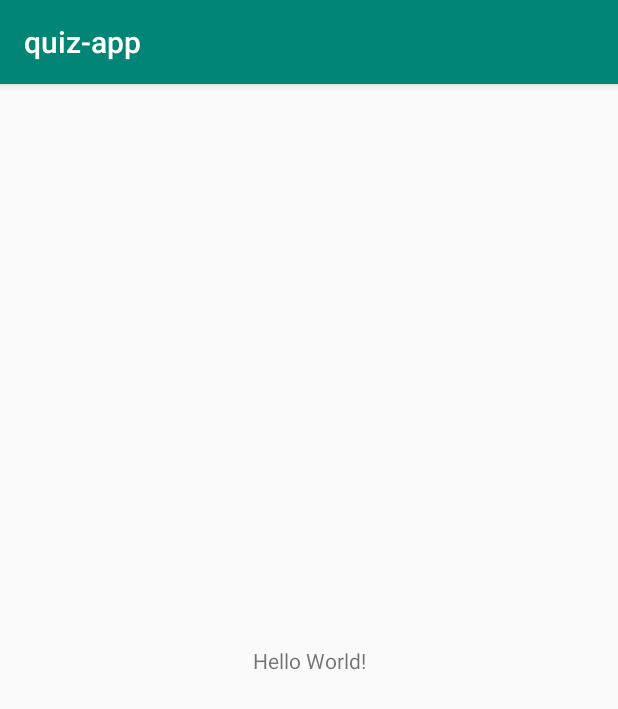
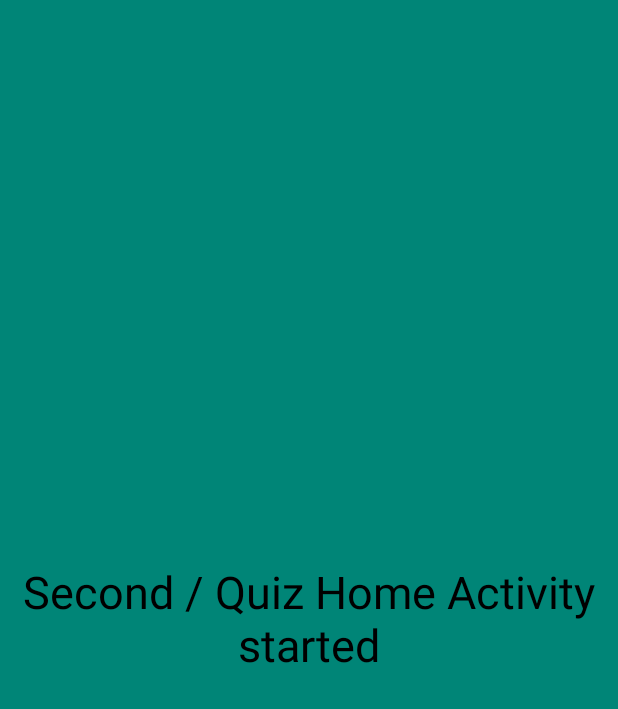
Before and after one commit to udrathnayaka/android-quiz-app, an Android app: the screen it shows after launch (MainActivity before the commit, HomeActivity after it), on a phone screen of 412 x 824 dp. Shown: the top 709 px of the screen. Run offline under Robolectric (Android 15) with nearby library versions, the phone set to English and light mode, and no system bars.

Commit message:
spalsh-screen-initial-commit

```diff
--- a/android-quiz-app/app/src/main/AndroidManifest.xml
+++ b/android-quiz-app/app/src/main/AndroidManifest.xml
@@ -9,6 +9,7 @@
         android:roundIcon="@mipmap/ic_launcher_round"
         android:supportsRtl="true"
         android:theme="@style/AppTheme">
+        <activity android:name=".HomeActivity"></activity>
         <activity android:name=".MainActivity">
             <intent-filter>
                 <action android:name="android.intent.action.MAIN" />
--- /dev/null
+++ b/android-quiz-app/app/src/main/java/com/example/quiz_app/HomeActivity.java
@@ -0,0 +1,16 @@
+package com.example.quiz_app;
+
+import android.support.v7.app.AppCompatActivity;
+import android.os.Bundle;
+import android.view.WindowManager;
+
+public class HomeActivity extends AppCompatActivity {
+
+    @Override
+    protected void onCreate(Bundle savedInstanceState) {
+        super.onCreate(savedInstanceState);
+
+        getWindow().setFlags(WindowManager.LayoutParams.FLAG_FULLSCREEN,WindowManager.LayoutParams.FLAG_FULLSCREEN);
+        setContentView(R.layout.activity_home);
+    }
+}
--- a/android-quiz-app/app/src/main/java/com/example/quiz_app/MainActivity.java
+++ b/android-quiz-app/app/src/main/java/com/example/quiz_app/MainActivity.java
@@ -1,13 +1,28 @@
 package com.example.quiz_app;
 
+import android.content.Intent;
+import android.os.Handler;
 import android.support.v7.app.AppCompatActivity;
 import android.os.Bundle;
+import android.view.WindowManager;
 
 public class MainActivity extends AppCompatActivity {
+
+    private static int SPLASH_TIME_OUT = 3000;
 
     @Override
     protected void onCreate(Bundle savedInstanceState) {
         super.onCreate(savedInstanceState);
+
+        getWindow().setFlags(WindowManager.LayoutParams.FLAG_FULLSCREEN,WindowManager.LayoutParams.FLAG_FULLSCREEN);
         setContentView(R.layout.activity_main);
+        new Handler().postDelayed(new Runnable(){
+            @Override
+            public void run(){
+                Intent homeIntent =new Intent(MainActivity.this,HomeActivity.class);
+                startActivity(homeIntent);
+                finish();
+            }
+        },SPLASH_TIME_OUT);
     }
 }
--- /dev/null
+++ b/android-quiz-app/app/src/main/res/layout/activity_home.xml
@@ -0,0 +1,22 @@
+<?xml version="1.0" encoding="utf-8"?>
+<android.support.constraint.ConstraintLayout xmlns:android="http://schemas.android.com/apk/res/android"
+    xmlns:app="http://schemas.android.com/apk/res-auto"
+    xmlns:tools="http://schemas.android.com/tools"
+    android:layout_width="match_parent"
+    android:layout_height="match_parent"
+    android:background="@color/colorPrimary"
+    tools:context=".HomeActivity">
+
+    <TextView
+        android:layout_width="wrap_content"
+        android:layout_height="wrap_content"
+        android:text="Second / Quiz Home Activity started"
+        android:textSize="30sp"
+        android:textColor="#000000"
+        android:gravity="center"
+        app:layout_constraintBottom_toBottomOf="parent"
+        app:layout_constraintLeft_toLeftOf="parent"
+        app:layout_constraintRight_toRightOf="parent"
+        app:layout_constraintTop_toTopOf="parent" />
+
+</android.support.constraint.ConstraintLayout>
--- a/android-quiz-app/app/src/main/res/layout/activity_main.xml
+++ b/android-quiz-app/app/src/main/res/layout/activity_main.xml
@@ -1,18 +1,14 @@
 <?xml version="1.0" encoding="utf-8"?>
-<android.support.constraint.ConstraintLayout xmlns:android="http://schemas.android.com/apk/res/android"
+<RelativeLayout xmlns:android="http://schemas.android.com/apk/res/android"
     xmlns:app="http://schemas.android.com/apk/res-auto"
     xmlns:tools="http://schemas.android.com/tools"
     android:layout_width="match_parent"
     android:layout_height="match_parent"
+    android:background="@drawable/splashscreen"
     tools:context=".MainActivity">
 
-    <TextView
-        android:layout_width="wrap_content"
-        android:layout_height="wrap_content"
-        android:text="Hello World!"
-        app:layout_constraintBottom_toBottomOf="parent"
-        app:layout_constraintLeft_toLeftOf="parent"
-        app:layout_constraintRight_toRightOf="parent"
-        app:layout_constraintTop_toTopOf="parent" />
 
-</android.support.constraint.ConstraintLayout>
+
+
+
+</RelativeLayout>
--- a/android-quiz-app/app/src/main/res/values/styles.xml
+++ b/android-quiz-app/app/src/main/res/values/styles.xml
@@ -1,7 +1,7 @@
 <resources>
 
     <!-- Base application theme. -->
-    <style name="AppTheme" parent="Theme.AppCompat.Light.DarkActionBar">
+    <style name="AppTheme" parent="Theme.AppCompat.NoActionBar">
         <!-- Customize your theme here. -->
         <item name="colorPrimary">@color/colorPrimary</item>
         <item name="colorPrimaryDark">@color/colorPrimaryDark</item>
--- a/android-quiz-app/build.gradle
+++ b/android-quiz-app/build.gradle
@@ -7,7 +7,7 @@ buildscript {
 
     }
     dependencies {
-        classpath 'com.android.tools.build:gradle:3.3.1'
+        classpath 'com.android.tools.build:gradle:3.3.2'
 
         // NOTE: Do not place your application dependencies here; they belong
         // in the individual module build.gradle files
```
Also changed, not shown: android-quiz-app/app/src/main/res/drawable-v24/splashscreen.jpg (added).
